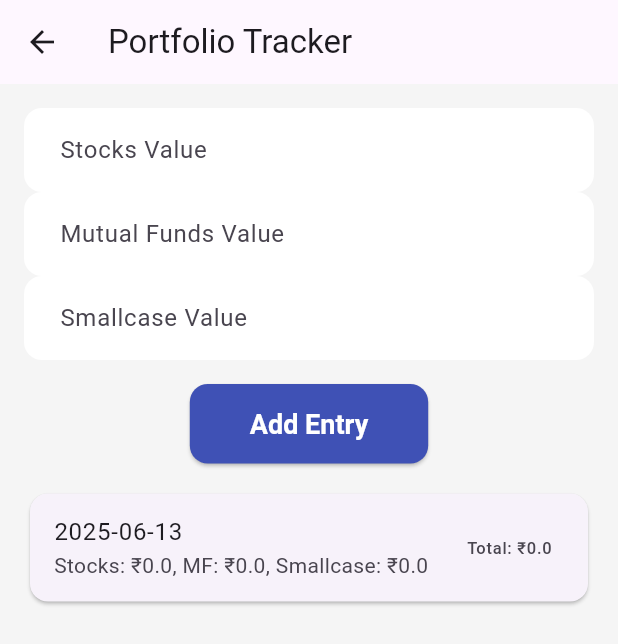
After one commit to Atul-Sagar/flutter_hello, a Flutter app: the PortfolioTrackerPage screen opened by its route, after a tap on "Add Entry", on a phone screen of 412 x 824 dp. The commit adds this screen. Shown: the top 644 px of the screen. Run offline on Flutter 3.47's test engine with Material 3 defaults, Android fonts, the phone set to English and light mode, and no system bars; our stand-ins replace flutter_local_notifications, math_expressions, shared_preferences; accounts and stored records are empty.

Commit message:
Added portfolio tracker

```diff
--- a/lib/main.dart
+++ b/lib/main.dart
@@ -1,12 +1,12 @@
 import 'package:flutter/material.dart';
 import 'package:flutter_hello/home_page.dart';
-// import 'tools/calculator_page.dart';
-// import 'tools/notes/notes_page.dart';
+
 import 'package:flutter_hello/tools/notes/notes_page.dart';
 import 'package:flutter_hello/tools/calculator_page.dart';
 import 'package:flutter_hello/tools/stopwatch_page.dart';
 import 'package:flutter_hello/tools/timer_page.dart';
 import 'package:flutter_hello/tools/todo_list_page.dart';
+import 'package:flutter_hello/tools/portfolio_tracker_page.dart';
 
 void main() {
   runApp(const MyApp());
@@ -59,6 +59,7 @@ class MyApp extends StatelessWidget{
         '/stopwatch': (context) => const StopwatchPage(),
         '/timer': (context) => const TimerPage(),
         '/todo' : (context) => const TodoListPage(),
+        '/portfolio': (context) => const PortfolioTrackerPage(),
       },
     );
   }
--- /dev/null
+++ b/lib/tools/portfolio_tracker_page.dart
@@ -0,0 +1,115 @@
+import 'package:flutter/material.dart';
+import 'package:shared_preferences/shared_preferences.dart';
+import 'dart:convert';
+
+class PortfolioTrackerPage extends StatefulWidget {
+  const PortfolioTrackerPage({super.key});
+
+  @override
+  State<PortfolioTrackerPage> createState() => _PortfolioTrackerPageState();
+}
+
+class _PortfolioTrackerPageState extends State<PortfolioTrackerPage> {
+  final TextEditingController stocksController = TextEditingController();
+  final TextEditingController mfController = TextEditingController();
+  final TextEditingController smallcaseController = TextEditingController();
+
+  List<Map<String, dynamic>> entries = [];
+
+  @override
+  void initState() {
+    super.initState();
+    loadEntries();
+  }
+
+  Future<void> loadEntries() async {
+    final prefs = await SharedPreferences.getInstance();
+    final data = prefs.getString('portfolio_entries');
+    if (data != null) {
+      setState(() {
+        entries = List<Map<String, dynamic>>.from(json.decode(data));
+      });
+    }
+  }
+
+  Future<void> saveEntries() async {
+    final prefs = await SharedPreferences.getInstance();
+    await prefs.setString('portfolio_entries', json.encode(entries));
+  }
+
+  void addEntry() {
+    final stocks = double.tryParse(stocksController.text) ?? 0;
+    final mf = double.tryParse(mfController.text) ?? 0;
+    final smallcase = double.tryParse(smallcaseController.text) ?? 0;
+    final date = DateTime.now().toIso8601String().split('T').first;
+
+    final entry = {
+      'date': date,
+      'stocks': stocks,
+      'mf': mf,
+      'smallcase': smallcase,
+      'total': stocks + mf + smallcase,
+    };
+
+    setState(() {
+      entries.insert(0, entry); // latest on top
+    });
+
+    saveEntries();
+
+    stocksController.clear();
+    mfController.clear();
+    smallcaseController.clear();
+  }
+
+  @override
+  Widget build(BuildContext context) {
+    return Scaffold(
+      appBar: AppBar(title: const Text('Portfolio Tracker')),
+      body: Padding(
+        padding: const EdgeInsets.all(16.0),
+        child: Column(
+          children: [
+            TextField(
+              controller: stocksController,
+              keyboardType: TextInputType.number,
+              decoration: const InputDecoration(labelText: 'Stocks Value'),
+            ),
+            TextField(
+              controller: mfController,
+              keyboardType: TextInputType.number,
+              decoration: const InputDecoration(labelText: 'Mutual Funds Value'),
+            ),
+            TextField(
+              controller: smallcaseController,
+              keyboardType: TextInputType.number,
+              decoration: const InputDecoration(labelText: 'Smallcase Value'),
+            ),
+            const SizedBox(height: 16),
+            ElevatedButton(
+              onPressed: addEntry,
+              child: const Text('Add Entry'),
+            ),
+            const SizedBox(height: 16),
+            Expanded(
+              child: ListView.builder(
+                itemCount: entries.length,
+                itemBuilder: (context, index) {
+                  final entry = entries[index];
+                  return Card(
+                    child: ListTile(
+                      title: Text(entry['date']),
+                      subtitle: Text(
+                          'Stocks: ₹${entry['stocks']}, MF: ₹${entry['mf']}, Smallcase: ₹${entry['smallcase']}'),
+                      trailing: Text('Total: ₹${entry['total']}'),
+                    ),
+                  );
+                },
+              ),
+            ),
+          ],
+        ),
+      ),
+    );
+  }
+}
```
